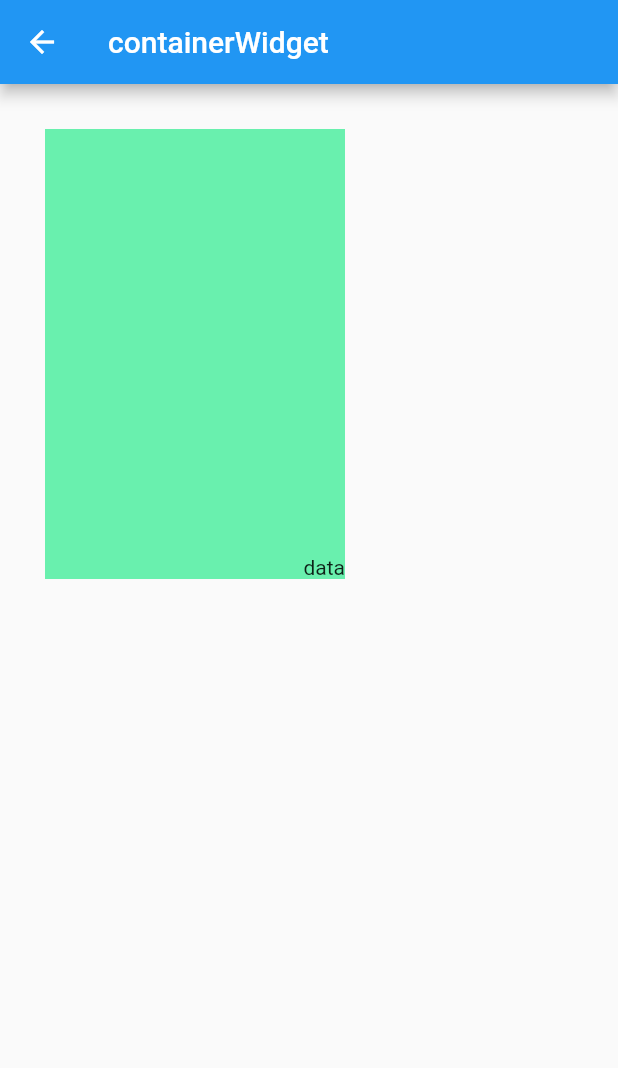
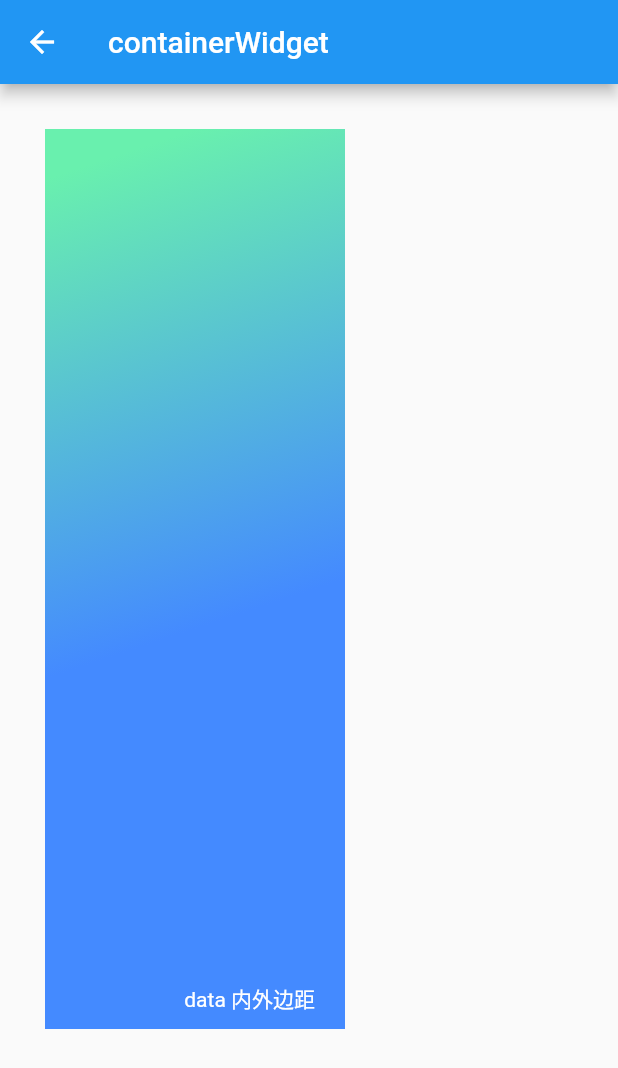
Before and after one commit to samuelhh/newFlutter, a Flutter app: the screen it shows after launch, after a tap on "Container", on a phone screen of 412 x 824 dp. Shown: the top 1068 px of the screen. Run offline on Flutter 3.47's test engine with Material 2 defaults, Android fonts, the phone set to English and light mode, and no system bars.

Commit message:
新增image

```diff
--- a/lib/pages/ContainerWidget.dart
+++ b/lib/pages/ContainerWidget.dart
@@ -8,12 +8,23 @@ class ContainerWidget extends StatelessWidget {
           title: Text("containerWidget"),
         ),
         body: Container(
-          child: Text("data"),
-          color: Colors.greenAccent,
+          child: Text(
+            "data 内外边距",
+            style: TextStyle(color: Colors.white),
+          ),
+          // color: Colors.greenAccent,
           width: 200.0,
-          height: 300.0,
+          height: 600.0,
           alignment: Alignment.bottomRight,
           margin: EdgeInsets.all(30.0),
+          padding: EdgeInsets.fromLTRB(0.0, 0.0, 20.0, 10.0),
+          decoration: BoxDecoration(
+            // 默认是从左往右的渐变
+            gradient: LinearGradient(
+                // stops: [0.2, 1],
+                colors: [Colors.greenAccent, Colors.blueAccent], // 渐变的色值数组
+                begin: Alignment.topCenter), //线性渐变的方向
+          ),
         ));
   }
 }
--- a/lib/pages/MainPage.dart
+++ b/lib/pages/MainPage.dart
@@ -1,6 +1,7 @@
 import 'package:flutter/material.dart';
 import 'package:new_flutter/pages/ContainerWidget.dart';
 import 'package:new_flutter/pages/CustomScrollViewWidget.dart';
+import 'package:new_flutter/pages/ImageWidget.dart';
 import 'package:new_flutter/pages/TextWidget.dart';
 
 class MainPage extends StatelessWidget {
@@ -46,6 +47,14 @@ class MyListView extends StatelessWidget {
         trailing: Icon(Icons.keyboard_arrow_right),
         onTap: () => Navigator.push(context,
             MaterialPageRoute(builder: (context) => new ContainerWidget())),
+      ),
+      ListTile(
+        title: Text("image"),
+        trailing: Icon(Icons.keyboard_arrow_right),
+        onTap: () {
+          Navigator.push(context,
+              MaterialPageRoute(builder: (context) => new ImageWidget()));
+        },
       )
     ]).toList());
   }
```
Also changed, not shown: lib/pages/ImageWidget.dart (added, +15 -0 lines).
